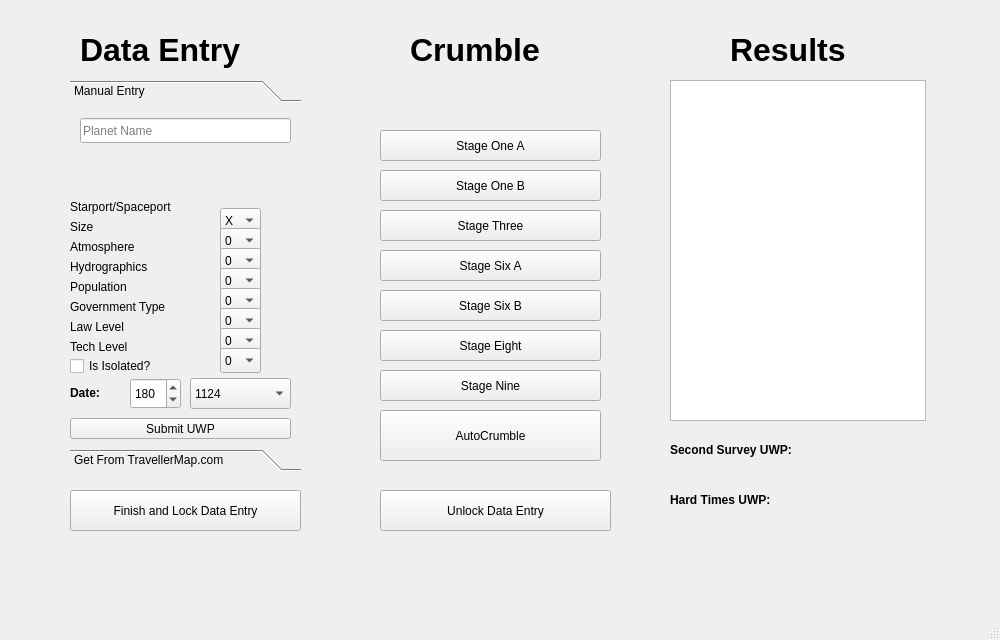
Above: mainwindow.ui from Penultimate-Panacea/World-Crumbler before the change. Below: the same form after it.
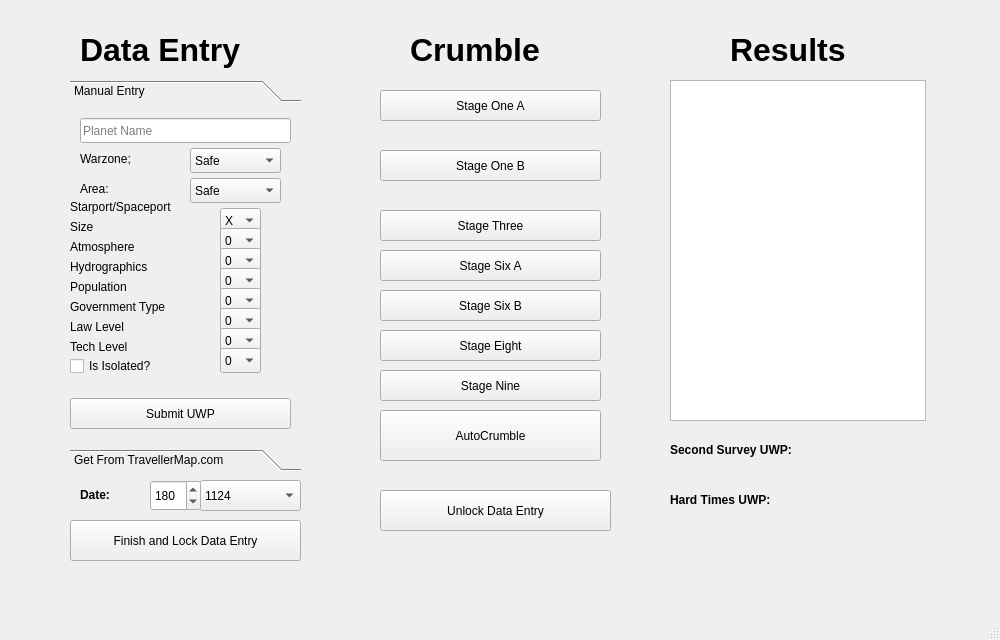
That is the form after the change.

Commit message: Added Manual Area Status

```diff
--- a/mainwindow.ui
+++ b/mainwindow.ui
@@ -865,15 +865,45 @@
        <property name="geometry">
         <rect>
          <x>0</x>
-         <y>310</y>
+         <y>290</y>
          <width>221</width>
-         <height>21</height>
+         <height>31</height>
         </rect>
        </property>
        <property name="text">
         <string>Submit UWP</string>
        </property>
       </widget>
+      <widget class="QComboBox" name="WarzoneManualInput">
+       <property name="geometry">
+        <rect>
+         <x>120</x>
+         <y>40</y>
+         <width>91</width>
+         <height>25</height>
+        </rect>
+       </property>
+       <item>
+        <property name="text">
+         <string>Safe</string>
+        </property>
+       </item>
+       <item>
+        <property name="text">
+         <string>Warzone</string>
+        </property>
+       </item>
+       <item>
+        <property name="text">
+         <string>Intense WZ</string>
+        </property>
+       </item>
+       <item>
+        <property name="text">
+         <string>Black WZ</string>
+        </property>
+       </item>
+      </widget>
       <widget class="QLineEdit" name="PlanetManualInput">
        <property name="geometry">
         <rect>
@@ -906,26 +936,23 @@
         <string>Is Isolated?</string>
        </property>
       </widget>
-      <widget class="QComboBox" name="YearComboBox">
+      <widget class="QComboBox" name="AreaManualInput">
        <property name="geometry">
         <rect>
          <x>120</x>
-         <y>270</y>
-         <width>101</width>
-         <height>31</height>
+         <y>70</y>
+         <width>91</width>
+         <height>25</height>
         </rect>
        </property>
-       <property name="currentIndex">
-        <number>1</number>
-       </property>
        <item>
         <property name="text">
-         <string>1124-</string>
+         <string>Safe</string>
         </property>
        </item>
        <item>
         <property name="text">
-         <string>1124</string>
+         <string>Frontier</string>
         </property>
        </item>
        <item>
@@ -954,36 +981,30 @@
         </property>
        </item>
       </widget>
-      <widget class="QSpinBox" name="DateSpinBox">
+      <widget class="QLabel" name="label_9">
        <property name="geometry">
         <rect>
-         <x>60</x>
-         <y>270</y>
-         <width>51</width>
-         <height>31</height>
+         <x>10</x>
+         <y>40</y>
+         <width>131</width>
+         <height>21</height>
         </rect>
        </property>
-       <property name="minimum">
-        <number>1</number>
+       <property name="text">
+        <string>Warzone;</string>
        </property>
-       <property name="maximum">
-        <number>365</number>
-       </property>
-       <property name="value">
-        <number>180</number>
-       </property>
       </widget>
-      <widget class="QLabel" name="label_18">
+      <widget class="QLabel" name="label_10">
        <property name="geometry">
         <rect>
-         <x>0</x>
-         <y>270</y>
-         <width>64</width>
-         <height>31</height>
+         <x>10</x>
+         <y>70</y>
+         <width>131</width>
+         <height>21</height>
         </rect>
        </property>
        <property name="text">
-        <string>&lt;html&gt;&lt;head/&gt;&lt;body&gt;&lt;p&gt;&lt;span style=&quot; font-weight:600;&quot;&gt;Date:&lt;/span&gt;&lt;/p&gt;&lt;/body&gt;&lt;/html&gt;</string>
+        <string>Area:</string>
        </property>
       </widget>
      </widget>
@@ -1877,7 +1898,7 @@
     <property name="geometry">
      <rect>
       <x>70</x>
-      <y>490</y>
+      <y>520</y>
       <width>231</width>
       <height>41</height>
      </rect>
@@ -1912,7 +1933,7 @@
      <property name="geometry">
       <rect>
        <x>10</x>
-       <y>50</y>
+       <y>10</y>
        <width>221</width>
        <height>31</height>
       </rect>
@@ -1925,7 +1946,7 @@
      <property name="geometry">
       <rect>
        <x>10</x>
-       <y>90</y>
+       <y>70</y>
        <width>221</width>
        <height>31</height>
       </rect>
@@ -2081,6 +2102,86 @@
      <bool>false</bool>
     </property>
    </widget>
+   <widget class="QComboBox" name="YearComboBox">
+    <property name="geometry">
+     <rect>
+      <x>200</x>
+      <y>480</y>
+      <width>101</width>
+      <height>31</height>
+     </rect>
+    </property>
+    <property name="currentIndex">
+     <number>1</number>
+    </property>
+    <item>
+     <property name="text">
+      <string>1124-</string>
+     </property>
+    </item>
+    <item>
+     <property name="text">
+      <string>1124</string>
+     </property>
+    </item>
+    <item>
+     <property name="text">
+      <string>1125</string>
+     </property>
+    </item>
+    <item>
+     <property name="text">
+      <string>1126</string>
+     </property>
+    </item>
+    <item>
+     <property name="text">
+      <string>1127</string>
+     </property>
+    </item>
+    <item>
+     <property name="text">
+      <string>1128</string>
+     </property>
+    </item>
+    <item>
+     <property name="text">
+      <string>1129+</string>
+     </property>
+    </item>
+   </widget>
+   <widget class="QSpinBox" name="DateSpinBox">
+    <property name="geometry">
+     <rect>
+      <x>150</x>
+      <y>480</y>
+      <width>51</width>
+      <height>31</height>
+     </rect>
+    </property>
+    <property name="minimum">
+     <number>1</number>
+    </property>
+    <property name="maximum">
+     <number>365</number>
+    </property>
+    <property name="value">
+     <number>180</number>
+    </property>
+   </widget>
+   <widget class="QLabel" name="label_18">
+    <property name="geometry">
+     <rect>
+      <x>80</x>
+      <y>480</y>
+      <width>64</width>
+      <height>31</height>
+     </rect>
+    </property>
+    <property name="text">
+     <string>&lt;html&gt;&lt;head/&gt;&lt;body&gt;&lt;p&gt;&lt;span style=&quot; font-weight:600;&quot;&gt;Date:&lt;/span&gt;&lt;/p&gt;&lt;/body&gt;&lt;/html&gt;</string>
+    </property>
+   </widget>
   </widget>
   <widget class="QMenuBar" name="menubar">
    <property name="geometry">
```
Left out of the diff: 21 changed lines with no effect on the pictures. The commit also changes 1 other file.
